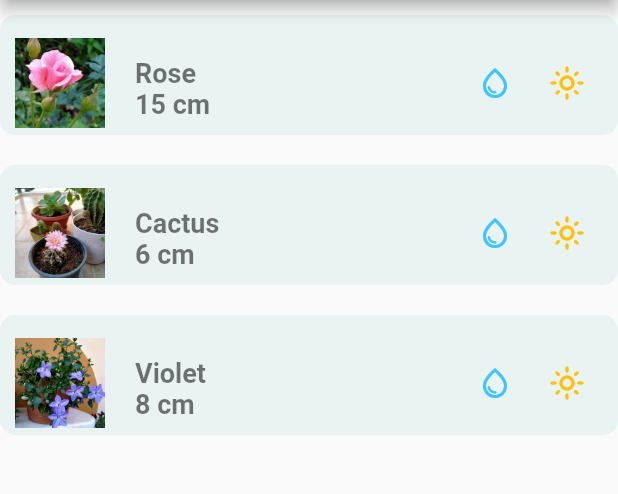
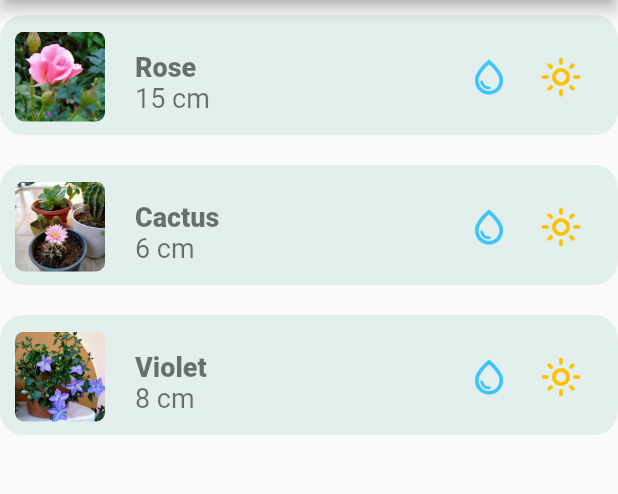
Before and after one commit to CansuG/FlutterPlantApplication, a Flutter app: the MyPlantsListScreen screen opened directly, on a phone screen of 412 x 824 dp, the part 84-578 px from its top. Run offline on Flutter 3.47's test engine with Material 2 defaults, Android fonts, the phone set to English and light mode, and no system bars; our stand-ins replace animated_bottom_navigation_bar, page_transition.

Commit message:
change in my_plant_widget.dart

```diff
--- a/lib/components/my_plant_widget.dart
+++ b/lib/components/my_plant_widget.dart
@@ -26,11 +26,11 @@ class _MyPlantWidgetState extends State<MyPlantWidget> {
 
     return Container(
       decoration: BoxDecoration(
-        color: Constants.primaryColor.withOpacity(.1),
-        borderRadius: BorderRadius.circular(10),
+        color: Constants.primaryColor.withOpacity(0.15),
+        borderRadius: BorderRadius.circular(16),
       ),
       height: 80.0,
-      padding: const EdgeInsets.only(left: 10, top: 10),
+      padding: const EdgeInsets.only(left: 10, top: 2),
       margin: const EdgeInsets.only(bottom: 10, top: 10),
       width: size.width,
       child: Row(
@@ -40,15 +40,19 @@ class _MyPlantWidgetState extends State<MyPlantWidget> {
           Stack(
             clipBehavior: Clip.none,
             children: [
-              Container(
+              ClipRRect(
+                child: Container(
                   width: 60.0,
                   height: 60.0,
                   decoration: BoxDecoration(
                     image: DecorationImage(
-                    image: AssetImage(widget.plantList[widget.index].imageURL),
+                      image:
+                          AssetImage(widget.plantList[widget.index].imageURL),
                       fit: BoxFit.cover,
                     ),
                   ),
+                ),
+                borderRadius: BorderRadius.circular(6),
               ),
               Positioned(
                 bottom: 5,
@@ -59,7 +63,7 @@ class _MyPlantWidgetState extends State<MyPlantWidget> {
                     Text(
                       widget.plantList[widget.index].plantName,
                       style: TextStyle(
-                        fontWeight: FontWeight.bold,
+                        fontWeight: FontWeight.w900,
                         fontSize: 18,
                         color: Constants.blackColor,
                       ),
@@ -67,7 +71,7 @@ class _MyPlantWidgetState extends State<MyPlantWidget> {
                     Text(
                       widget.plantList[widget.index].size,
                       style: TextStyle(
-                        fontWeight: FontWeight.bold,
+                        fontWeight: FontWeight.w400,
                         fontSize: 18,
                         color: Constants.blackColor,
                       ),
@@ -78,7 +82,7 @@ class _MyPlantWidgetState extends State<MyPlantWidget> {
             ],
           ),
           Container(
-            padding: const EdgeInsets.only(right: 10),
+            padding: const EdgeInsets.only(right: 14),
             child: Row(
               mainAxisAlignment: MainAxisAlignment.start,
               children: [
@@ -88,9 +92,12 @@ class _MyPlantWidgetState extends State<MyPlantWidget> {
                       _isWatered = !_isWatered;
                     });
                   },
-                  icon: Icon(_isWatered
+                  icon: Icon(
+                    _isWatered
                         ? Icons.water_drop_rounded
-                      : Icons.water_drop_outlined),
+                        : Icons.water_drop_outlined,
+                    size: 28,
+                  ),
                   color: Colors.lightBlueAccent,
                 ),
                 IconButton(
@@ -99,9 +106,11 @@ class _MyPlantWidgetState extends State<MyPlantWidget> {
                       _hasSunlight = !_hasSunlight;
                     });
                   },
-                  icon: Icon(_hasSunlight
+                  icon: Icon(
+                      _hasSunlight
                           ? Icons.light_mode
-                      : Icons.light_mode_outlined),
+                          : Icons.light_mode_outlined,
+                      size: 28),
                   color: Colors.amber,
                 ),
               ],
```
Lines whose indentation alone changed are shown as unchanged.
